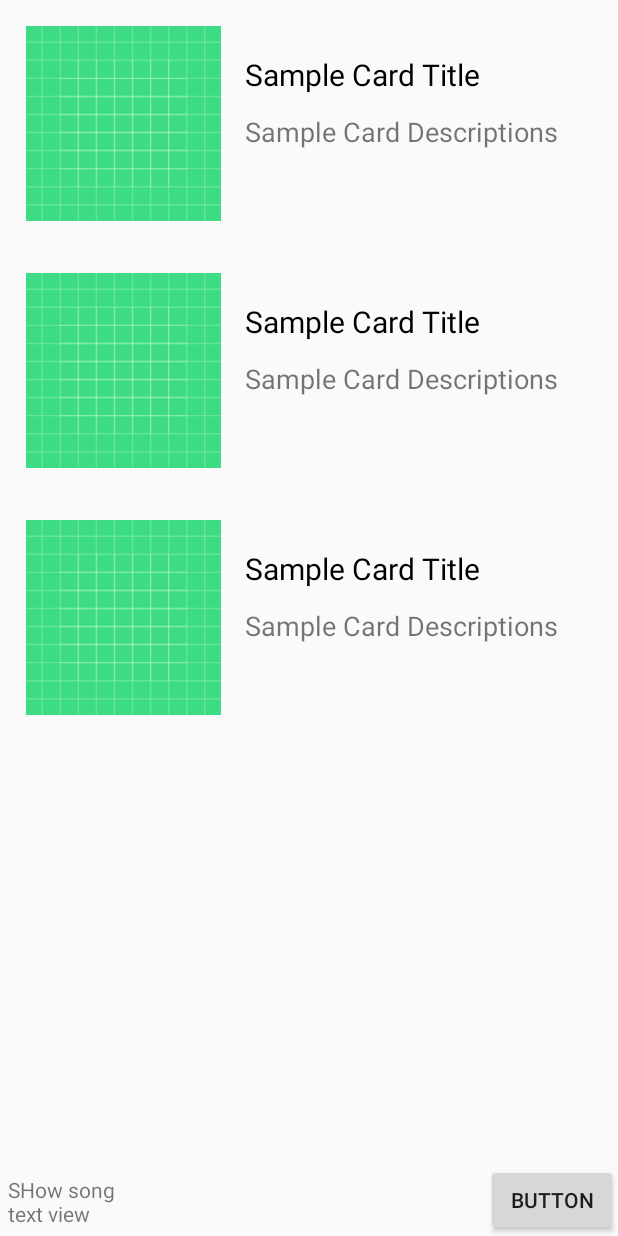
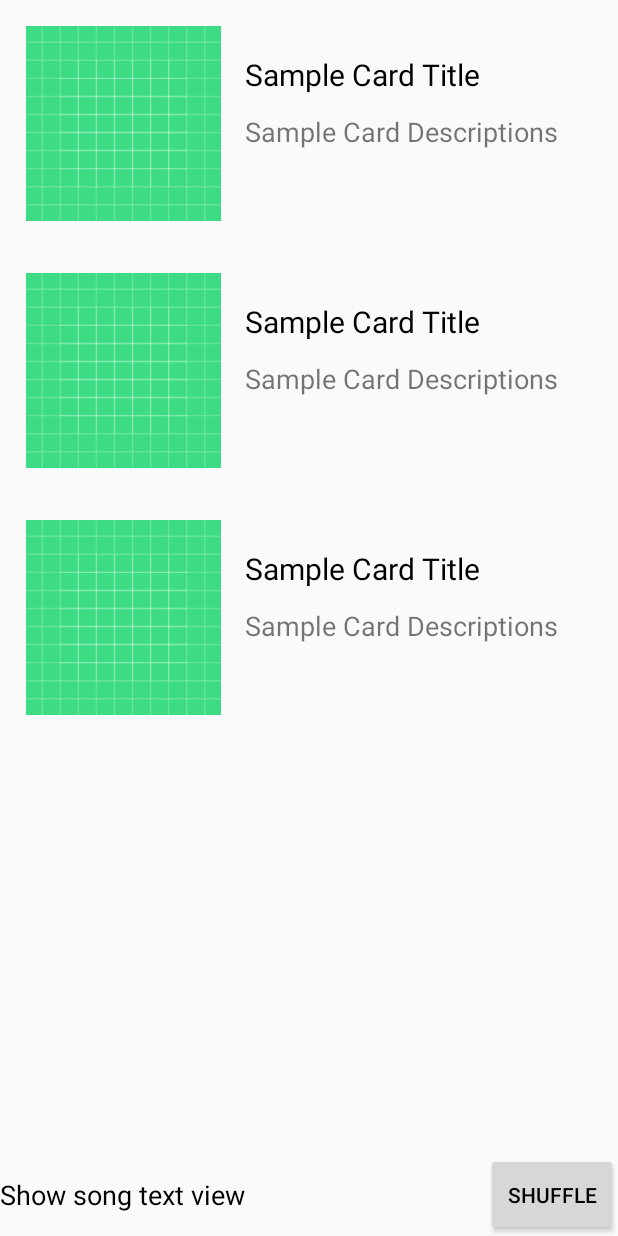
Before and after one commit to LiamAlbright/Dotify, an Android app: the layout songlistview.xml on its own in the app's theme, with its tools: preview values and no code run, on a phone screen of 412 x 824 dp. Run offline under Robolectric (Android 15) with nearby library versions, the phone set to English and light mode, and no system bars.

Commit message:
main hw done

```diff
--- a/app/src/main/java/com/example/dotify/MainActivity.kt
+++ b/app/src/main/java/com/example/dotify/MainActivity.kt
@@ -6,6 +6,7 @@ import android.view.View
 import android.widget.EditText
 import android.widget.TextView
 import android.widget.Toast
+import com.ericchee.songdataprovider.Song
 import kotlinx.android.synthetic.main.activity_main.*
 import kotlin.random.Random
 
@@ -17,6 +18,12 @@ class MainActivity : AppCompatActivity() {
         setContentView(R.layout.activity_main)
         tv_numPlay.text= randCode.toString()+ " Plays"
 
+
+          val song = intent.getParcelableExtra<Song>(SONG_KEY)
+
+        tv_songTitle.text= song.title
+        tv_artName.text=song.artist
+        iv_albumCover.setImageResource(song.largeImageID)
 
         bt_change.setOnClickListener {
             bt_apply.apply {
@@ -79,4 +86,12 @@ class MainActivity : AppCompatActivity() {
 
 
     }
+
+
+    companion object {
+        // Keys for intents
+
+        const val SONG_KEY = "SONG_KEY"
+
+    }
 }
--- a/app/src/main/java/com/example/dotify/SongListActivity.kt
+++ b/app/src/main/java/com/example/dotify/SongListActivity.kt
@@ -6,6 +6,8 @@ import android.widget.Toast
 import androidx.appcompat.app.AppCompatActivity
 import com.ericchee.songdataprovider.Song
 import com.ericchee.songdataprovider.SongDataProvider
+
+import com.example.dotify.MainActivity.Companion.SONG_KEY
 import kotlinx.android.synthetic.main.songlistview.*
 import java.util.Collections.shuffle
 
@@ -27,17 +29,21 @@ class SongListActivity: AppCompatActivity() {
         rvSongList.adapter = songAdapter
 
         songAdapter.onSongClickListener = { someSong: Song ->
-           Toast.makeText(this, "My song title is ${someSong.title}", Toast.LENGTH_SHORT).show()
-        //    val intent = Intent(this, PersonActivity::class.java)
-//            intent.putExtra(NAME_KEY, name)
-////            intent.putExtra(POSITION_KEY, pos)
-//
-          //  intent.putExtra(PERSON_KEY, somePerson)
+          // Toast.makeText(this, "My song title is ${someSong.title}", Toast.LENGTH_SHORT).show()
 
-        //    startActivity(intent)
+            tvsongshow.text = someSong.title +" - "+ someSong.artist
 
+                val intent = Intent(this, MainActivity::class.java)
+
+                    intent.putExtra(SONG_KEY, someSong)
+
+            tvsongshow.setOnClickListener{
+                startActivity(intent)
+
+            }
 
         }
+
         btShuffle.setOnClickListener{
           val newSongs =   allSongdataMut.toMutableList().apply { shuffle() }
             songAdapter.change(newSongs)
--- a/app/src/main/res/layout/songlistview.xml
+++ b/app/src/main/res/layout/songlistview.xml
@@ -9,31 +9,48 @@
     <androidx.recyclerview.widget.RecyclerView
         android:id="@+id/rvSongList"
         android:layout_width="0dp"
-        android:layout_height="wrap_content"
+        android:layout_height="0dp"
         app:layoutManager="androidx.recyclerview.widget.LinearLayoutManager"
-        app:layout_constraintBottom_toTopOf="@+id/btShuffle"
+        app:layout_constraintBottom_toTopOf="@+id/tvsongshow"
         app:layout_constraintHorizontal_bias="0.0"
         app:layout_constraintLeft_toLeftOf="parent"
         app:layout_constraintRight_toRightOf="parent"
         app:layout_constraintTop_toTopOf="parent"
         app:layout_constraintVertical_bias="0.0"
-        tools:listitem="@layout/item_song" />
+        tools:listitem="@layout/item_song"
+
+        />
 
     <Button
         android:id="@+id/btShuffle"
         android:layout_width="wrap_content"
-        android:layout_height="wrap_content"
-        android:text="Button"
+        android:layout_height="0dp"
+        android:text="Shuffle"
+        android:textColor="#000000"
         app:layout_constraintBottom_toBottomOf="parent"
-        app:layout_constraintEnd_toEndOf="parent" />
+        app:layout_constraintEnd_toEndOf="parent"
+        app:layout_constraintTop_toBottomOf="@+id/rvSongList"
+        app:layout_constraintStart_toEndOf="@+id/tvsongshow" />
 
     <TextView
         android:id="@+id/tvsongshow"
-        android:layout_width="93dp"
-        android:layout_height="46dp"
-        android:padding="5dp"
-        android:text="SHow song text view"
+        android:layout_width="0dp"
+        android:layout_height="wrap_content"
+        android:ellipsize="end"
+        android:foreground="?selectableItemBackground"
+        android:maxLines="1"
+        android:paddingTop="15dp"
+
+        android:paddingBottom="15dp"
+        android:text="Show song text view"
+        android:textColor="#000000"
+
+        android:textSize="18sp"
+        android:elevation="5dp"
         app:layout_constraintBottom_toBottomOf="parent"
-        app:layout_constraintStart_toStartOf="parent" />
+        app:layout_constraintEnd_toStartOf="@+id/btShuffle"
+        app:layout_constraintStart_toStartOf="parent"
+        app:layout_constraintTop_toBottomOf="@+id/rvSongList"
+     />
 
 </androidx.constraintlayout.widget.ConstraintLayout>
```
